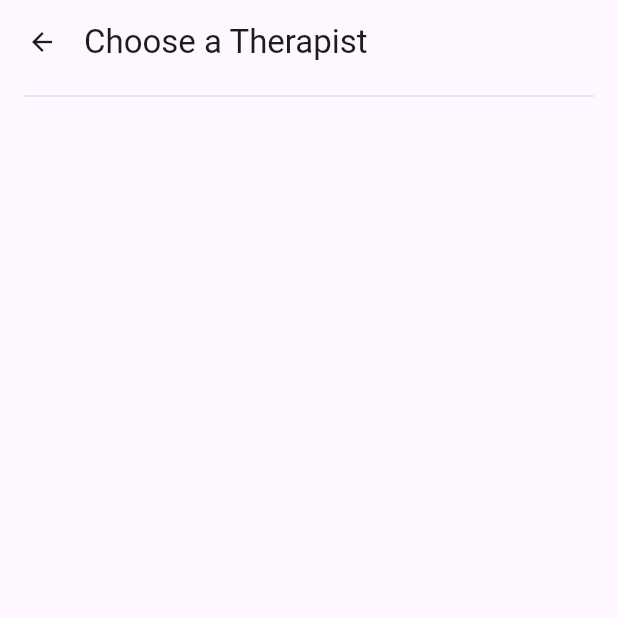
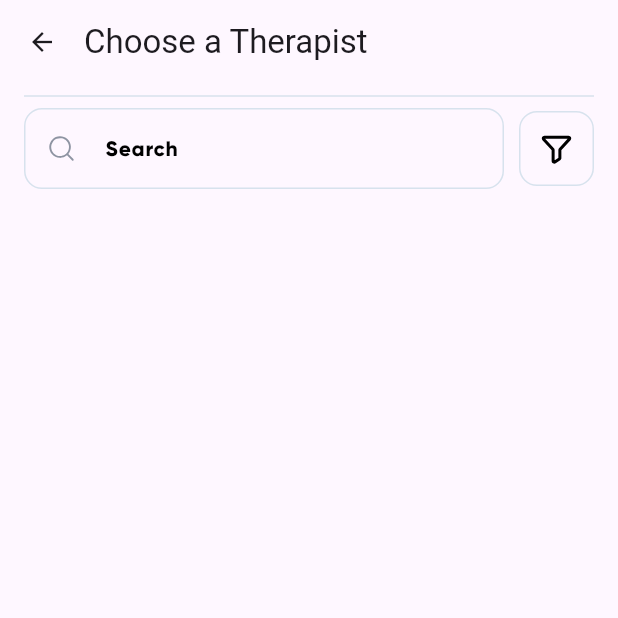
Before and after one commit to Smirnova-Olga/therapist, a Flutter app: the screen it shows after launch, on a phone screen of 412 x 824 dp, the top half of it. Run offline on Flutter 3.47's test engine with Material 3 defaults, Android fonts, the phone set to English and light mode, and no system bars; our stand-ins replace flutter_svg; statements that could not run were skipped.

Commit message:
#4 create custom search bar

```diff
--- a/lib/core/ui_kit/global_widgets/custom_search_bar.dart
+++ b/lib/core/ui_kit/global_widgets/custom_search_bar.dart
@@ -0,0 +1,65 @@
+import 'package:flutter/material.dart';
+import 'package:flutter_svg/flutter_svg.dart';
+import 'package:therapist/core/ui_kit/theme/app_text_theme.dart';
+import 'package:therapist/core/ui_kit/theme/color_theme.dart';
+
+class CustomSearchBar extends StatelessWidget {
+  const CustomSearchBar({
+    super.key,
+  });
+
+  @override
+  Widget build(BuildContext context) {
+    final customBorder = OutlineInputBorder(
+      borderRadius: BorderRadius.circular(12.0),
+      borderSide: const BorderSide(
+        color: ColorTheme.border,
+      ),
+    );
+    return Row(
+      children: [
+        Expanded(
+            child: TextFormField(
+          decoration: InputDecoration(
+              hintText: 'Search',
+              hintStyle: AppTextTheme.hint,
+              contentPadding: const EdgeInsets.symmetric(vertical: 15),
+              prefixIcon: Container(
+                margin: const EdgeInsets.all(15),
+                child: SvgPicture.asset(
+                  'assets/icons/magnifying_glass.svg',
+                  width: 20,
+                  height: 20,
+                ),
+              ),
+              border: customBorder,
+              enabledBorder: customBorder,
+              focusedBorder: customBorder,
+              errorBorder: customBorder.copyWith(
+                borderSide: const BorderSide(
+                  color: Colors.red,
+                ),
+              )),
+        )),
+        const SizedBox(width: 10),
+        IconButton.outlined(
+          onPressed: () {},
+          icon: SvgPicture.asset(
+            'assets/icons/funnel.svg',
+          ),
+          iconSize: 24,
+          style: OutlinedButton.styleFrom(
+            minimumSize: const Size(50, 50),
+            maximumSize: const Size(50, 50),
+            side: const BorderSide(
+              color: ColorTheme.border,
+            ),
+            shape: RoundedRectangleBorder(
+              borderRadius: BorderRadius.circular(12),
+            ),
+          ),
+        ),
+      ],
+    );
+  }
+}
--- a/lib/core/ui_kit/theme/app_text_theme.dart
+++ b/lib/core/ui_kit/theme/app_text_theme.dart
@@ -10,4 +10,10 @@ abstract class AppTextTheme {
     height: 1.238,
     color: ColorTheme.title,
   );
+  static const hint = TextStyle(
+    fontFamily: 'Gilroy',
+    fontWeight: FontWeight.w600,
+    fontSize: 14,
+    color: ColorTheme.black,
+  );
 }
--- a/lib/core/ui_kit/theme/color_theme.dart
+++ b/lib/core/ui_kit/theme/color_theme.dart
@@ -3,4 +3,5 @@ import 'package:flutter/material.dart';
 abstract class ColorTheme {
   static const title = Color.fromRGBO(0, 83, 192, 1);
   static const border = Color.fromRGBO(215, 226, 237, 1);
+  static const black = Color.fromRGBO(0, 0, 0, 1);
 }
--- a/lib/presentation/choose_therapist/screens/choose_therapist_page.dart
+++ b/lib/presentation/choose_therapist/screens/choose_therapist_page.dart
@@ -1,6 +1,7 @@
 import 'package:flutter/material.dart';
 import 'package:therapist/core/ui_kit/global_widgets/custom_app_bar.dart';
 import 'package:therapist/core/ui_kit/global_widgets/custom_divider.dart';
+import 'package:therapist/core/ui_kit/global_widgets/custom_search_bar.dart';
 
 class ChooseTherapistPage extends StatelessWidget {
   const ChooseTherapistPage({super.key});
@@ -19,6 +20,7 @@ class ChooseTherapistPage extends StatelessWidget {
         child: Column(
           children: [
             CustomDivider(),
+            CustomSearchBar(),
           ],
         ),
       ),
```
Also changed, not shown: pubspec.yaml (+3 -4 lines), assets/icons/arrow_left.svg (added), assets/icons/funnel.svg (added), assets/icons/magnifying_glass.svg (added), pubspec.lock.
